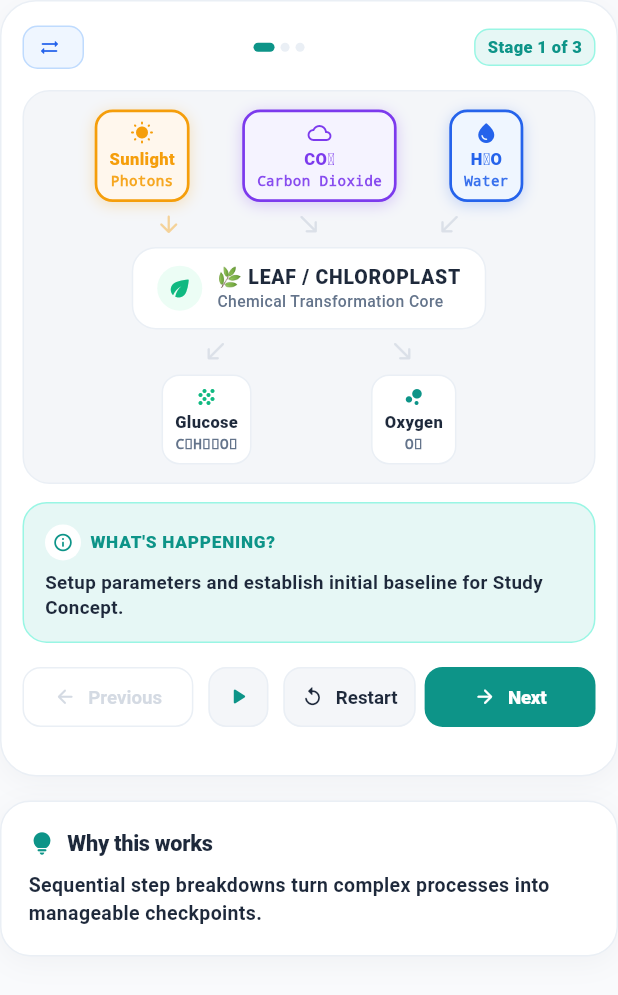
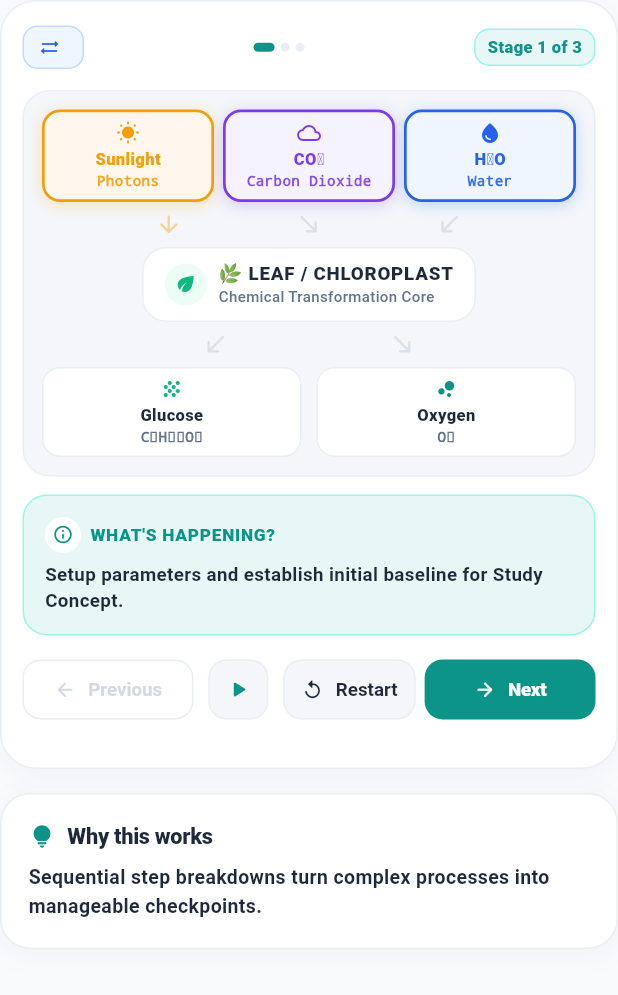
Before and after one commit to vijaycharan0501/LearnX-Stream, a Flutter app: the ProcessVisualization widget shown alone on an empty page, opened directly with empty values, on a phone screen of 412 x 824 dp. Shown: the top 995 px of the screen. Run offline on Flutter 3.47's test engine with Material 3 defaults, Android fonts, the phone set to English and light mode, and no system bars; our stand-ins replace file_picker; missing offline and left inert: syncfusion_flutter_pdf.

Commit message:
test(phase6): verified real UI across Photosynthesis, Binary Search, Ohm's Law, OOP, and 360-430px mobile responsiveness

```diff
--- a/lib/features/smart_explain/widgets/process_visualization.dart
+++ b/lib/features/smart_explain/widgets/process_visualization.dart
@@ -470,9 +470,9 @@ class _ProcessVisualizationState extends State<ProcessVisualization>
         children: [
           // ── INPUT LAYER ──
           Row(
-            mainAxisAlignment: MainAxisAlignment.spaceEvenly,
             children: [
-              _buildConceptObject(
+              Expanded(
+                child: _buildConceptObject(
                   icon: Icons.wb_sunny_rounded,
                   name: 'Sunlight',
                   formula: 'Photons',
@@ -481,7 +481,10 @@ class _ProcessVisualizationState extends State<ProcessVisualization>
                   bgColor: AppColors.orangeLight,
                   isActive: stepNum == 1,
                 ),
-              _buildConceptObject(
+              ),
+              const SizedBox(width: 6),
+              Expanded(
+                child: _buildConceptObject(
                   icon: Icons.cloud_outlined,
                   name: 'CO₂',
                   formula: 'Carbon Dioxide',
@@ -490,7 +493,10 @@ class _ProcessVisualizationState extends State<ProcessVisualization>
                   bgColor: AppColors.purpleLight,
                   isActive: stepNum == 1 || stepNum == 2,
                 ),
-              _buildConceptObject(
+              ),
+              const SizedBox(width: 6),
+              Expanded(
+                child: _buildConceptObject(
                   icon: Icons.water_drop_rounded,
                   name: 'H₂O',
                   formula: 'Water',
@@ -498,6 +504,7 @@ class _ProcessVisualizationState extends State<ProcessVisualization>
                   color: AppColors.bluePrimary,
                   bgColor: AppColors.blueLight,
                   isActive: stepNum == 1 || stepNum == 2,
+                ),
               ),
             ],
           ),
@@ -534,7 +541,7 @@ class _ProcessVisualizationState extends State<ProcessVisualization>
               final auraGlow = isTransformStep ? (pulse * 8.0 + 4.0) : 0.0;
 
               return Container(
-                padding: const EdgeInsets.symmetric(horizontal: 16, vertical: 10),
+                padding: const EdgeInsets.symmetric(horizontal: 14, vertical: 8),
                 decoration: BoxDecoration(
                   color: isTransformStep ? AppColors.greenLight : AppColors.surface,
                   borderRadius: BorderRadius.circular(16),
@@ -563,18 +570,21 @@ class _ProcessVisualizationState extends State<ProcessVisualization>
                       ),
                       child: Icon(
                         Icons.eco_rounded,
-                        size: 18,
+                        size: 16,
                         color: isTransformStep ? AppColors.textLight : AppColors.greenPrimary,
                       ),
                     ),
-                    const SizedBox(width: 10),
-                    Column(
+                    const SizedBox(width: 8),
+                    Flexible(
+                      child: FittedBox(
+                        fit: BoxFit.scaleDown,
+                        child: Column(
                           crossAxisAlignment: CrossAxisAlignment.start,
                           children: [
                             const Text(
                               '🌿 LEAF / CHLOROPLAST',
                               style: TextStyle(
-                            fontSize: 13,
+                                fontSize: 12.5,
                                 fontWeight: FontWeight.w900,
                                 letterSpacing: 0.5,
                                 color: AppColors.textPrimary,
@@ -585,12 +595,14 @@ class _ProcessVisualizationState extends State<ProcessVisualization>
                                   ? '⚡ Reactions Active'
                                   : 'Chemical Transformation Core',
                               style: TextStyle(
-                            fontSize: 10.5,
+                                fontSize: 10,
                                 fontWeight: isTransformStep ? FontWeight.w800 : FontWeight.w500,
                                 color: isTransformStep ? AppColors.greenPrimary : AppColors.textSecondary,
                               ),
                             ),
                           ],
+                        ),
+                      ),
                     ),
                   ],
                 ),
@@ -619,9 +631,9 @@ class _ProcessVisualizationState extends State<ProcessVisualization>
 
           // ── OUTPUT LAYER ──
           Row(
-            mainAxisAlignment: MainAxisAlignment.spaceEvenly,
             children: [
-              _buildConceptObject(
+              Expanded(
+                child: _buildConceptObject(
                   icon: Icons.grain_rounded,
                   name: 'Glucose',
                   formula: 'C₆H₁₂O₆',
@@ -630,7 +642,10 @@ class _ProcessVisualizationState extends State<ProcessVisualization>
                   bgColor: AppColors.greenLight,
                   isActive: isOutputStep,
                 ),
-              _buildConceptObject(
+              ),
+              const SizedBox(width: 10),
+              Expanded(
+                child: _buildConceptObject(
                   icon: Icons.bubble_chart_rounded,
                   name: 'Oxygen',
                   formula: 'O₂',
@@ -638,6 +653,7 @@ class _ProcessVisualizationState extends State<ProcessVisualization>
                   color: AppColors.tealPrimary,
                   bgColor: AppColors.tealLight,
                   isActive: isOutputStep,
+                ),
               ),
             ],
           ),
```
Also changed, not shown: lib/features/smart_explain/screens/smart_explain_screen.dart (+8 -2 lines), 1 other file. Lines whose indentation alone changed are shown as unchanged.
